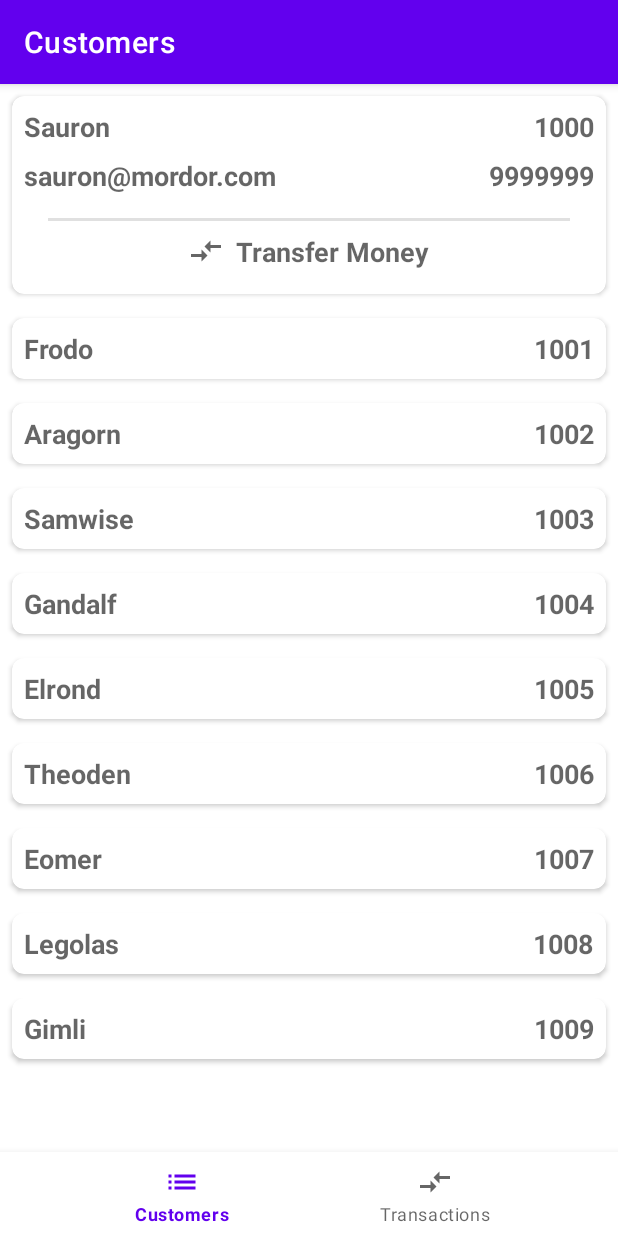
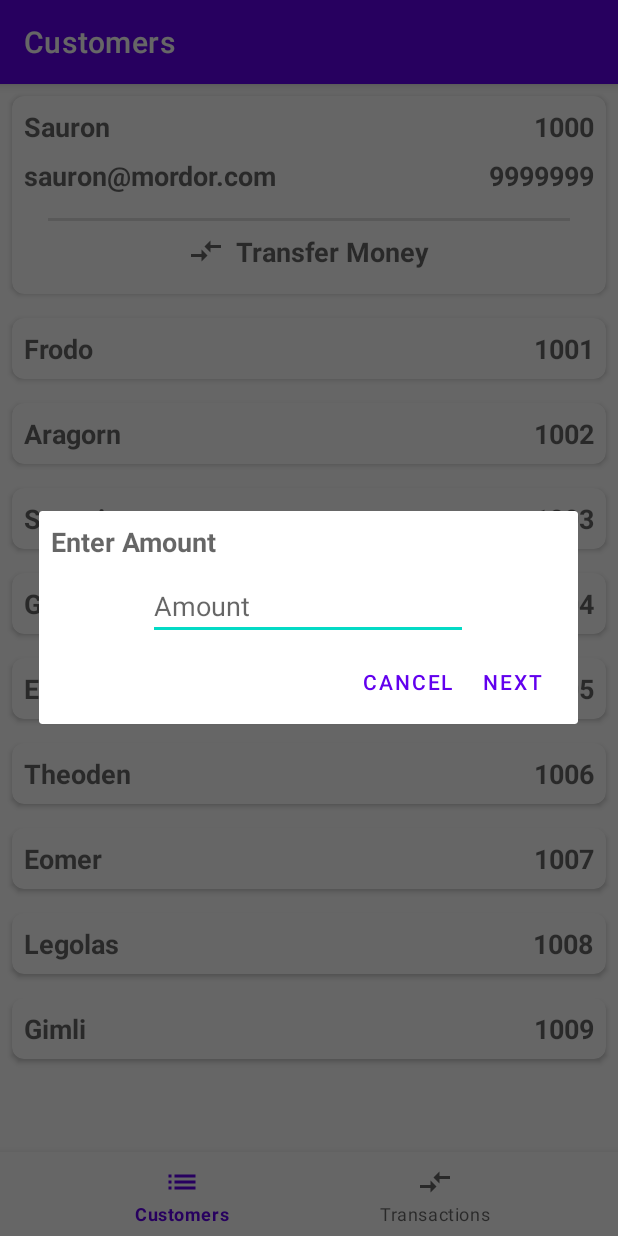
Before and after one commit to sanskar10100/ServerDown, an Android app: the screen it shows after launch (MainActivity), after a tap on "Transfer Money", on a phone screen of 412 x 824 dp. Run offline under Robolectric (Android 15) with nearby library versions, the phone set to English and light mode, and no system bars; our stand-ins replace Room's generated code; 1 other tap on this screen came first.

Commit message:
Added a dialog to input transfer amount with edge case handling

```diff
--- a/app/src/main/java/io/sanskar/serverdown/CustomerListFragment.java
+++ b/app/src/main/java/io/sanskar/serverdown/CustomerListFragment.java
@@ -1,19 +1,28 @@
 package io.sanskar.serverdown;
 
+import android.app.AlertDialog;
+import android.content.DialogInterface;
 import android.os.Bundle;
 import android.view.LayoutInflater;
 import android.view.View;
 import android.view.ViewGroup;
+import android.widget.Button;
+import android.widget.EditText;
+import android.widget.Toast;
 
 import androidx.annotation.NonNull;
 import androidx.annotation.Nullable;
 import androidx.fragment.app.Fragment;
+import androidx.fragment.app.FragmentActivity;
 import androidx.recyclerview.widget.LinearLayoutManager;
 import androidx.recyclerview.widget.RecyclerView;
 
 import org.jetbrains.annotations.NotNull;
 
+import java.util.List;
+
 import io.sanskar.serverdown.adapters.CustomerListAdapter;
+import io.sanskar.serverdown.data.Customer;
 
 /**
  * A simple {@link Fragment} subclass.
@@ -21,6 +30,10 @@ import io.sanskar.serverdown.adapters.CustomerListAdapter;
  * create an instance of this fragment.
  */
 public class CustomerListFragment extends Fragment {
+
+    RecyclerView recyclerView;
+    private static List<Customer> customers;
+    private static FragmentActivity currentContext;
 
     public CustomerListFragment() {
         // Required empty public constructor
@@ -39,10 +52,45 @@ public class CustomerListFragment extends Fragment {
     @Override
     public void onViewCreated(@NonNull @NotNull View view, @Nullable @org.jetbrains.annotations.Nullable Bundle savedInstanceState) {
         super.onViewCreated(view, savedInstanceState);
-
-
-        RecyclerView recyclerView = view.findViewById(R.id.recyclerview_customer_list);
-        recyclerView.setAdapter(new CustomerListAdapter(Constants.database.customerDao().getAllCustomers()));
+        currentContext = requireActivity();
+        customers = Constants.database.customerDao().getAllCustomers();
+        recyclerView = view.findViewById(R.id.recyclerview_customer_list);
+        recyclerView.setAdapter(new CustomerListAdapter(customers, false));
         recyclerView.setLayoutManager(new LinearLayoutManager(getContext()));
     }
+
+    public static void transferAmount(int itemPosition) {
+        Customer customer = customers.get(itemPosition);
+        View inflatedLayout = currentContext.getLayoutInflater().inflate(R.layout.dialog_transfer_amount, null);
+        AlertDialog dialog = new AlertDialog.Builder(currentContext)
+                .setView(inflatedLayout)
+                .setPositiveButton("Next", new DialogInterface.OnClickListener() {
+                    @Override
+                    public void onClick(DialogInterface dialog, int which) {
+                        // Nada
+                    }
+                })
+                .setNegativeButton("Cancel", new DialogInterface.OnClickListener() {
+                    @Override
+                    public void onClick(DialogInterface dialog, int which) {
+                        // Nada
+                    }
+                }).create();
+
+        dialog.show();
+
+        EditText amountEditText = inflatedLayout.findViewById(R.id.editText_transfer_amount);
+        Button positiveButton = dialog.getButton(DialogInterface.BUTTON_POSITIVE);
+        positiveButton.setOnClickListener(new View.OnClickListener() {
+            @Override
+            public void onClick(View v) {
+                int amount = Integer.parseInt(amountEditText.getText().toString());
+                if (amount > customer.balance) {
+                    Toast.makeText(currentContext, "Amount cannot be greater than the current balance!", Toast.LENGTH_SHORT).show();
+                } else {
+                    dialog.dismiss();
+                }
+            }
+        });
+    }
 }
--- a/app/src/main/java/io/sanskar/serverdown/ServerDownDatabase.java
+++ b/app/src/main/java/io/sanskar/serverdown/ServerDownDatabase.java
@@ -8,7 +8,7 @@ import io.sanskar.serverdown.dao.TransactionDao;
 import io.sanskar.serverdown.data.Customer;
 import io.sanskar.serverdown.data.Transaction;
 
-@Database(entities = {Customer.class, Transaction.class}, version = 1)
+@Database(entities = {Customer.class, Transaction.class}, version = 2)
 public abstract class ServerDownDatabase extends RoomDatabase {
     public abstract CustomerDao customerDao();
     public abstract TransactionDao transactionDao();
--- a/app/src/main/java/io/sanskar/serverdown/adapters/CustomerListAdapter.java
+++ b/app/src/main/java/io/sanskar/serverdown/adapters/CustomerListAdapter.java
@@ -4,7 +4,6 @@ import android.view.LayoutInflater;
 import android.view.View;
 import android.view.ViewGroup;
 import android.widget.TextView;
-import android.widget.Toast;
 
 import androidx.annotation.NonNull;
 import androidx.constraintlayout.widget.ConstraintLayout;
@@ -14,14 +13,17 @@ import org.jetbrains.annotations.NotNull;
 
 import java.util.List;
 
+import io.sanskar.serverdown.CustomerListFragment;
 import io.sanskar.serverdown.R;
 import io.sanskar.serverdown.data.Customer;
 
 public class CustomerListAdapter extends RecyclerView.Adapter<CustomerListAdapter.ViewHolder> {
     private List<Customer> customers;
+    private boolean transferMode = false;
 
-    public CustomerListAdapter(final List<Customer> customers) {
+    public CustomerListAdapter(final List<Customer> customers, final boolean transferMode) {
         this.customers = customers;
+        this.transferMode = transferMode;
     }
 
     @NonNull
@@ -73,7 +75,11 @@ public class CustomerListAdapter extends RecyclerView.Adapter<CustomerListAdapte
                 }
             });
 
-            transferMoneyButton.setOnClickListener(v -> Toast.makeText(v.getContext(), "Transfer Money Clicked!", Toast.LENGTH_SHORT).show());
+            transferMoneyButton.setOnClickListener(v -> {
+                int itemPosition = getAdapterPosition();
+                CustomerListFragment.transferAmount(itemPosition);
+
+            });
         }
     }
 }
--- /dev/null
+++ b/app/src/main/res/layout/dialog_transfer_amount.xml
@@ -0,0 +1,27 @@
+<?xml version="1.0" encoding="utf-8"?>
+<LinearLayout xmlns:android="http://schemas.android.com/apk/res/android"
+    android:layout_width="match_parent"
+    android:layout_height="match_parent"
+    android:orientation="vertical">
+
+    <TextView
+        android:id="@+id/textView"
+        android:layout_width="wrap_content"
+        android:layout_height="wrap_content"
+        android:text="Enter Amount"
+        android:padding="8dp"
+        android:textAppearance="@style/TextAppearance.AppCompat.Medium"
+        android:textStyle="bold" />
+
+    <EditText
+        android:id="@+id/editText_transfer_amount"
+        style="@android:style/Widget.Material.AutoCompleteTextView"
+        android:layout_width="wrap_content"
+        android:layout_height="wrap_content"
+        android:layout_gravity="center_horizontal"
+        android:ems="10"
+        android:hint="Amount"
+        android:inputType="number"
+        android:selectAllOnFocus="true"
+        android:singleLine="true" />
+</LinearLayout>
```
